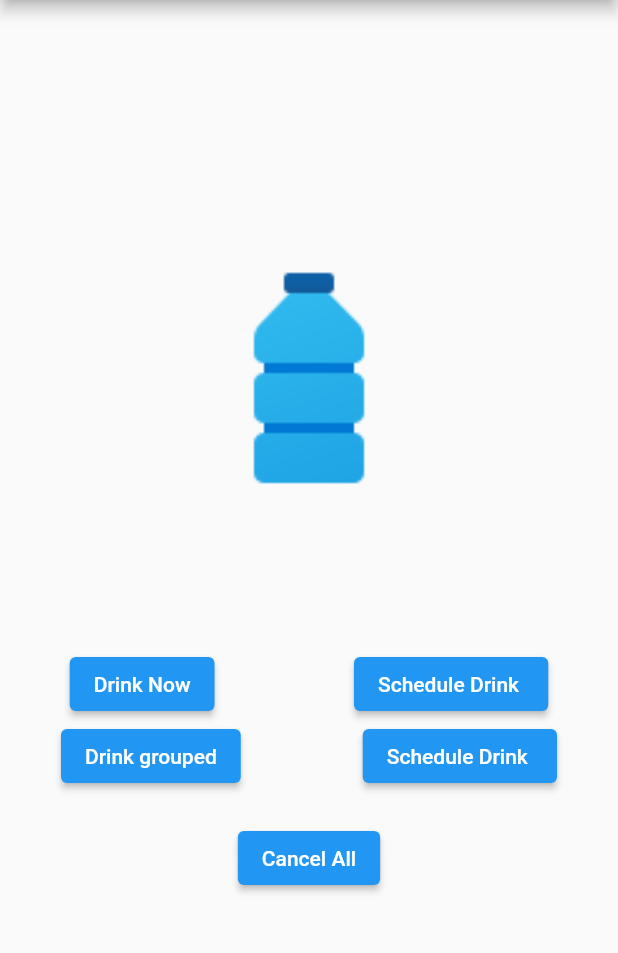
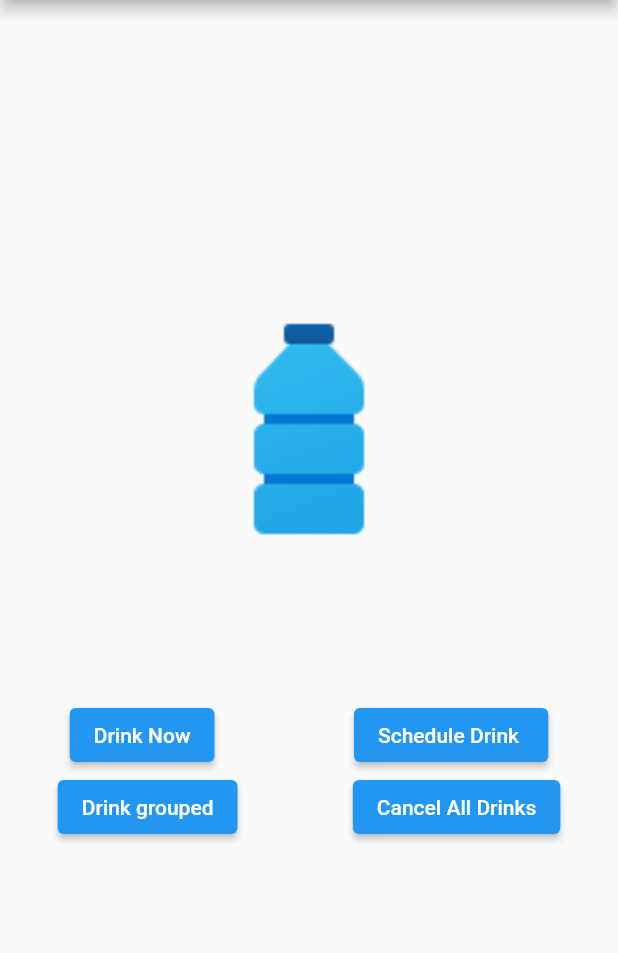
Before and after one commit to Ivy-Walobwa/flutter-push-notifications, a Flutter app: the screen it shows after launch, on a phone screen of 412 x 824 dp, the part 84-1037 px from its top. Run offline on Flutter 3.47's test engine with Material 2 defaults, Android fonts, the phone set to English and light mode, and no system bars; our stand-ins replace flutter_local_notifications, flutter_native_timezone, rxdart, timezone.

Commit message:
update UI

```diff
--- a/lib/pages/MyHomePage.dart
+++ b/lib/pages/MyHomePage.dart
@@ -74,28 +74,15 @@ class _MyHomePageState extends State<MyHomePage> {
                   },
                   child: const Text("Drink grouped")),
               ElevatedButton(
-                  onPressed: () async {
-                    await notificationService.showScheduledLocalNotification(
-                        id: 1,
-                        title: "Drink Water",
-                        body: "Time to drink some water!",
-                        payload: "You just took water! Huurray!",
-                        seconds: 2);
-                  },
-                  child: const Text("Schedule Drink "))
+                onPressed: () {
+                  notificationService.cancelAllNotifications();
+                },
+                child: const Text(
+                  "Cancel All Drinks",
+                ),
+              )
             ],
           ),
-          Container(
-            margin: const EdgeInsets.only(top: 20.0),
-            child: ElevatedButton(
-              onPressed: () {
-                notificationService.cancelAllNotifications();
-              },
-              child: const Text(
-                "Cancel All",
-              ),
-            ),
-          )
         ],
       ),
     );
```
